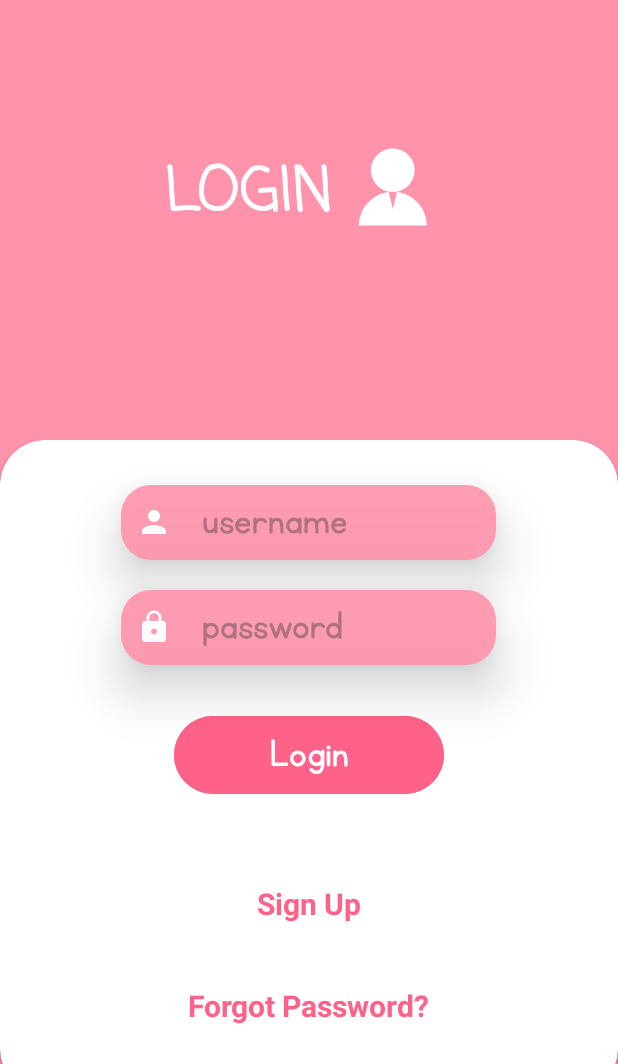
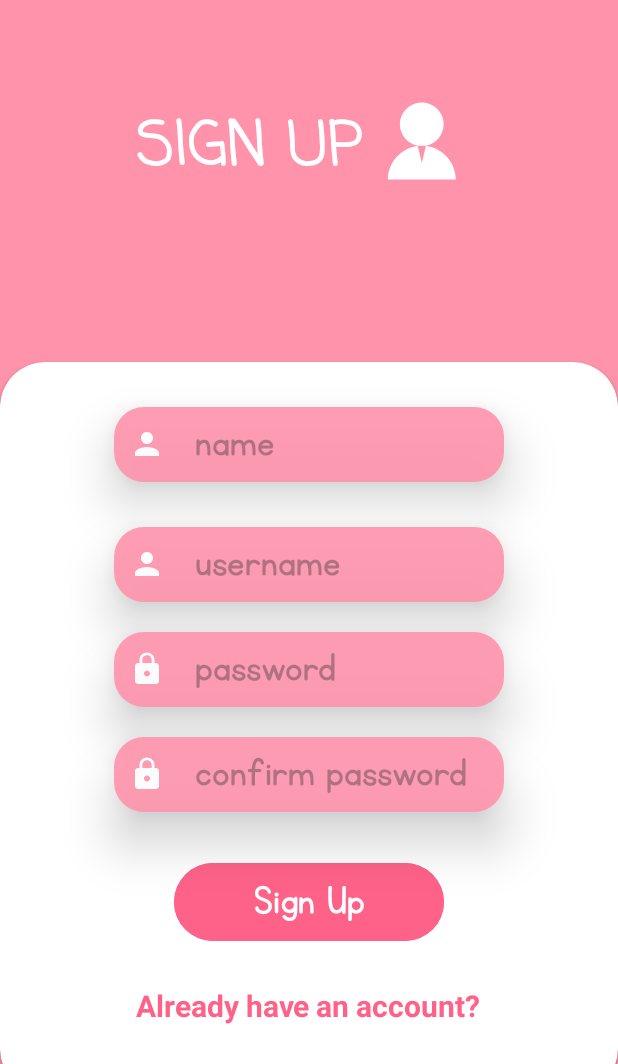
Before and after one commit to cassandraeunice/Cortez_Llasus_FinalProject, an Android app: the layout activity_sign_up_page.xml on its own in the app's theme, with its tools: preview values and no code run, on a phone screen of 412 x 824 dp, the part 172-1236 px from its top. Run offline under Robolectric (Android 15) with nearby library versions, the phone set to English and light mode, and no system bars.

Commit message:
sign up page meron na

```diff
--- a/app/src/main/AndroidManifest.xml
+++ b/app/src/main/AndroidManifest.xml
@@ -2,7 +2,7 @@
 <manifest xmlns:android="http://schemas.android.com/apk/res/android"
     xmlns:tools="http://schemas.android.com/tools">
 
-    <uses-permission android:name="android.permission.INTERNET"/>
+    <uses-permission android:name="android.permission.INTERNET" />
 
     <application
         android:allowBackup="true"
@@ -14,6 +14,9 @@
         android:supportsRtl="true"
         android:theme="@style/Theme.Cortez_Llasus_FinalProject"
         tools:targetApi="31">
+        <activity
+            android:name=".SignUpPage"
+            android:exported="false" />
         <activity
             android:name=".LoginPage"
             android:exported="false" />
--- /dev/null
+++ b/app/src/main/java/com/example/cortez_llasus_finalproject/SignUpPage.kt
@@ -0,0 +1,11 @@
+package com.example.cortez_llasus_finalproject
+
+import androidx.appcompat.app.AppCompatActivity
+import android.os.Bundle
+
+class SignUpPage : AppCompatActivity() {
+    override fun onCreate(savedInstanceState: Bundle?) {
+        super.onCreate(savedInstanceState)
+        setContentView(R.layout.activity_sign_up_page)
+    }
+}
--- a/app/src/main/res/layout/activity_login_page.xml
+++ b/app/src/main/res/layout/activity_sign_up_page.xml
@@ -4,7 +4,7 @@
     xmlns:tools="http://schemas.android.com/tools"
     android:layout_width="match_parent"
     android:layout_height="match_parent"
-    tools:context=".LoginPage"
+    tools:context=".SignUpPage"
     android:background="@color/pink">
 
     <LinearLayout
@@ -47,13 +47,13 @@
         app:layout_constraintHorizontal_bias="0.0"
         app:layout_constraintStart_toStartOf="parent"
         app:layout_constraintTop_toTopOf="parent"
-        app:layout_constraintVertical_bias="0.277">
+        app:layout_constraintVertical_bias="0.236">
 
         <TextView
             android:layout_width="wrap_content"
             android:layout_height="wrap_content"
             android:fontFamily="@font/comingsoon"
-            android:text="LOGIN"
+            android:text="SIGN UP"
             android:textColor="@color/white"
             android:textSize="40sp"
             android:textStyle="bold"
@@ -93,8 +93,23 @@
             android:orientation="vertical">
 
             <EditText
+                android:id="@+id/name"
+                android:layout_width="260dp"
+                android:layout_height="50dp"
+                android:layout_marginTop="30dp"
+                android:background="@drawable/rounded_edit_text"
+                android:drawableLeft="@drawable/baseline_person_24"
+                android:drawablePadding="20dp"
+                android:elevation="20dp"
+                android:fontFamily="@font/kgprimarypenmanship"
+                android:hint="name"
+                android:textColor="@color/white"
+                android:textSize="30sp"
+                android:alpha="0.9"/>
+
+            <EditText
                 android:id="@+id/username"
-                android:layout_width="250dp"
+                android:layout_width="260dp"
                 android:layout_height="50dp"
                 android:layout_marginTop="30dp"
                 android:background="@drawable/rounded_edit_text"
@@ -109,7 +124,7 @@
 
             <EditText
                 android:id="@+id/password"
-                android:layout_width="250dp"
+                android:layout_width="260dp"
                 android:layout_height="50dp"
                 android:layout_marginTop="20dp"
                 android:background="@drawable/rounded_edit_text"
@@ -122,6 +137,21 @@
                 android:textSize="30sp"
                 android:alpha="0.9"/>
 
+            <EditText
+                android:id="@+id/confpass"
+                android:layout_width="260dp"
+                android:layout_height="50dp"
+                android:layout_marginTop="20dp"
+                android:background="@drawable/rounded_edit_text"
+                android:drawableLeft="@drawable/baseline_lock_24"
+                android:drawablePadding="20dp"
+                android:elevation="20dp"
+                android:fontFamily="@font/kgprimarypenmanship"
+                android:hint="confirm password"
+                android:textColor="@color/white"
+                android:textSize="30sp"
+                android:alpha="0.9"/>
+
             <Button
                 android:id="@+id/btnLogin"
                 android:layout_width="180dp"
@@ -130,35 +160,18 @@
                 android:backgroundTint="@color/dark_pink"
                 android:elevation="20dp"
                 android:fontFamily="@font/kgprimarypenmanship"
-                android:text="Login"
+                android:text="Sign Up"
                 android:textColor="@color/white"
                 android:textSize="30sp" />
 
-            <View
-                android:layout_width="wrap_content"
-                android:layout_height="30dp"/>
-
             <TextView
-                android:id="@+id/tvSignUp"
-                android:layout_width="wrap_content"
-                android:layout_height="wrap_content"
-                android:layout_marginTop="10dp"
-                android:text="Sign Up"
-                android:textColor="@color/dark_pink"
-                android:textSize="20sp"
-                android:onClick="onSignUpClick"
-                android:clickable="true"
-                android:textStyle="bold"
-                android:padding="15dp" />
-
-            <TextView
-                android:id="@+id/tvForgotPassword"
+                android:id="@+id/tvHaveAnAcc"
                 android:layout_width="wrap_content"
                 android:layout_height="wrap_content"
                 android:layout_marginTop="10dp"
                 android:clickable="true"
-                android:onClick="onForgotPasswordClick"
-                android:text="Forgot Password?"
+                android:onClick="onHaveAnAccClick"
+                android:text="Already have an account?"
                 android:textColor="@color/dark_pink"
                 android:textSize="20sp"
                 android:textStyle="bold"
@@ -171,6 +184,4 @@
         </LinearLayout>
     </androidx.cardview.widget.CardView>
 
-
-
 </androidx.constraintlayout.widget.ConstraintLayout>
```
